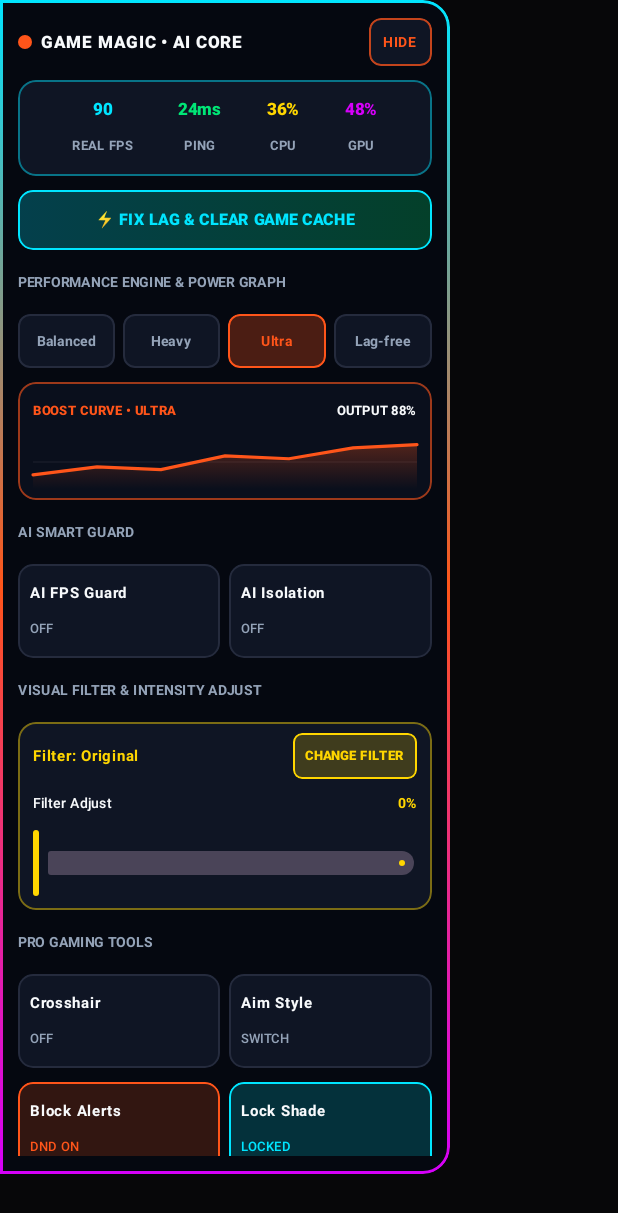
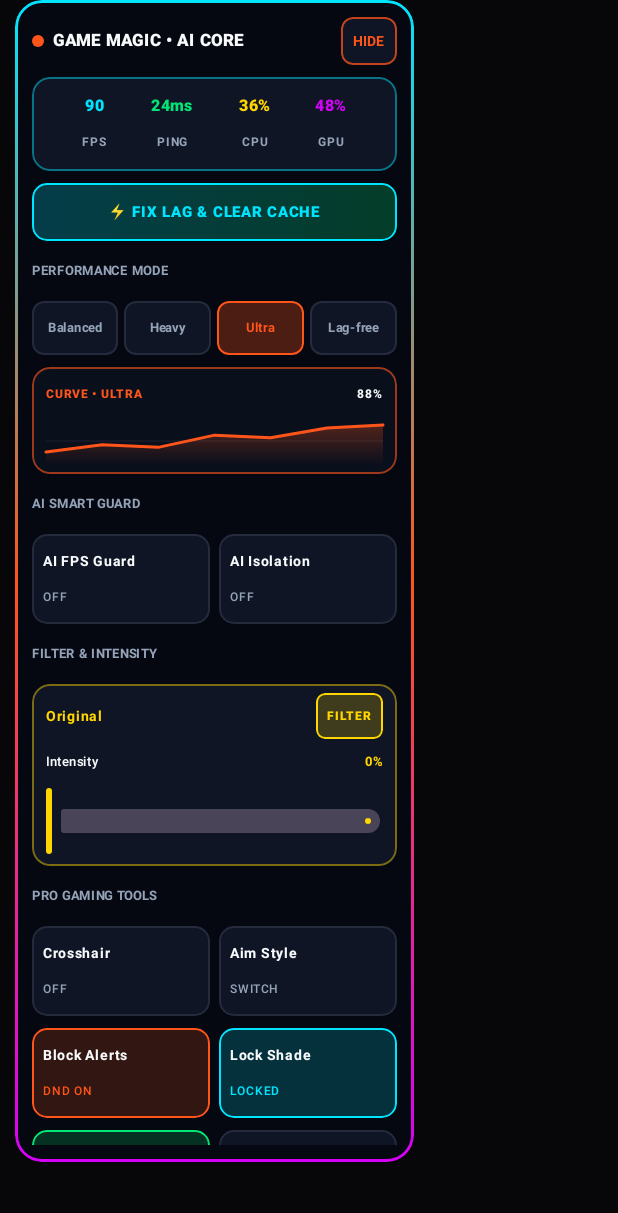
Before and after one commit to coolcrazy4419-ai/Game-magic, an Android app built with Jetpack Compose: the composable CompactSwipeUpSidebar called with empty values, on a phone screen of 412 x 824 dp. Shown: the top 1213 px of the screen. Run offline under Robolectric (Android 15) with nearby library versions, the phone set to English and light mode, and no system bars.

Commit message:
Update CompactSwipeUpSidebar.kt

```diff
--- a/app/src/main/java/com/example/ui/components/CompactSwipeUpSidebar.kt
+++ b/app/src/main/java/com/example/ui/components/CompactSwipeUpSidebar.kt
@@ -61,32 +61,34 @@ sealed interface ProSidebarAction {
 }
 
 object CyberSoundPlayer {
+    private const val SOFT_VOLUME = 28
+
     fun playModeSound(modeIndex: Int) {
         try {
-            val tg = ToneGenerator(AudioManager.STREAM_MUSIC, 100)
+            val tg = ToneGenerator(AudioManager.STREAM_MUSIC, SOFT_VOLUME)
             val tone = when (modeIndex) {
                 0 -> ToneGenerator.TONE_PROP_ACK
                 1 -> ToneGenerator.TONE_PROP_BEEP2
-                2 -> ToneGenerator.TONE_CDMA_HIGH_L
-                else -> ToneGenerator.TONE_CDMA_EMERGENCY_RINGBACK
+                2 -> ToneGenerator.TONE_PROP_BEEP
+                else -> ToneGenerator.TONE_PROP_ACK
             }
-            tg.startTone(tone, 180)
+            tg.startTone(tone, 110)
         } catch (_: Exception) {
         }
     }
 
     fun playLaunchTurbineSound() {
         try {
-            val tg = ToneGenerator(AudioManager.STREAM_MUSIC, 100)
-            tg.startTone(ToneGenerator.TONE_CDMA_EMERGENCY_RINGBACK, 260)
+            val tg = ToneGenerator(AudioManager.STREAM_MUSIC, SOFT_VOLUME)
+            tg.startTone(ToneGenerator.TONE_PROP_BEEP2, 150)
         } catch (_: Exception) {
         }
     }
 
     fun playAppStartupSound() {
         try {
-            val tg = ToneGenerator(AudioManager.STREAM_MUSIC, 100)
-            tg.startTone(ToneGenerator.TONE_PROP_BEEP2, 200)
+            val tg = ToneGenerator(AudioManager.STREAM_MUSIC, SOFT_VOLUME)
+            tg.startTone(ToneGenerator.TONE_PROP_ACK, 130)
         } catch (_: Exception) {
         }
     }
@@ -118,7 +120,7 @@ fun CompactSwipeUpSidebar(
     val modeColors = listOf(neonGreen, neonCyan, neonOrange, neonPurple)
     val activeModeColor by animateColorAsState(
         targetValue = modeColors[rmState.perfMode.ordinal % modeColors.size],
-        animationSpec = tween(220),
+        animationSpec = tween(180),
         label = "modeColor"
     )
 
@@ -128,14 +130,15 @@ fun CompactSwipeUpSidebar(
 
     Column(
         modifier = Modifier
-            .width(300.dp)
-            .fillMaxHeight(0.95f)
-            .clip(RoundedCornerShape(topEnd = 18.dp, bottomEnd = 18.dp))
+            .width(276.dp)
+            .fillMaxHeight(0.94f)
+            .padding(start = 10.dp)
+            .clip(RoundedCornerShape(18.dp))
             .background(bgCard)
-            .border(1.6.dp, futuristicBorder, RoundedCornerShape(topEnd = 18.dp, bottomEnd = 18.dp))
-            .padding(12.dp)
+            .border(1.5.dp, futuristicBorder, RoundedCornerShape(18.dp))
+            .padding(11.dp)
             .verticalScroll(rememberScrollState()),
-        verticalArrangement = Arrangement.spacedBy(9.dp)
+        verticalArrangement = Arrangement.spacedBy(8.dp)
     ) {
         Row(
             modifier = Modifier.fillMaxWidth(),
@@ -145,15 +148,17 @@ fun CompactSwipeUpSidebar(
             Row(verticalAlignment = Alignment.CenterVertically, horizontalArrangement = Arrangement.spacedBy(6.dp)) {
                 Box(
                     modifier = Modifier
-                        .size(9.dp)
+                        .size(8.dp)
                         .clip(CircleShape)
                         .background(activeModeColor)
                 )
                 Text(
                     text = "GAME MAGIC • AI CORE",
                     color = textPrimary,
-                    fontSize = 11.5.sp,
-                    fontWeight = FontWeight.Black
+                    fontSize = 11.sp,
+                    fontWeight = FontWeight.Black,
+                    maxLines = 1,
+                    overflow = TextOverflow.Ellipsis
                 )
             }
             Box(
@@ -162,9 +167,9 @@ fun CompactSwipeUpSidebar(
                     .background(tileBg)
                     .border(0.9.dp, neonOrange.copy(alpha = 0.75f), RoundedCornerShape(8.dp))
                     .clickable { onClose() }
-                    .padding(horizontal = 9.dp, vertical = 4.dp)
+                    .padding(horizontal = 8.dp, vertical = 4.dp)
             ) {
-                Text("HIDE", color = neonOrange, fontSize = 9.5.sp, fontWeight = FontWeight.Bold)
+                Text("HIDE", color = neonOrange, fontSize = 9.sp, fontWeight = FontWeight.Bold)
             }
         }
 
@@ -174,10 +179,10 @@ fun CompactSwipeUpSidebar(
                 .clip(RoundedCornerShape(12.dp))
                 .background(tileBg)
                 .border(0.9.dp, neonCyan.copy(alpha = 0.45f), RoundedCornerShape(12.dp))
-                .padding(vertical = 8.dp, horizontal = 6.dp),
+                .padding(vertical = 7.dp, horizontal = 4.dp),
             horizontalArrangement = Arrangement.SpaceEvenly
         ) {
-            StatBadge("REAL FPS", "$displayFps", neonCyan)
+            StatBadge("FPS", "$displayFps", neonCyan)
             StatBadge("PING", "${hw.pingMs}ms", neonGreen)
             StatBadge("CPU", "${hw.cpuPercent}%", neonGold)
             StatBadge("GPU", "${hw.gpuPercent}%", neonPurple)
@@ -189,19 +194,21 @@ fun CompactSwipeUpSidebar(
                 .clip(RoundedCornerShape(10.dp))
                 .background(
                     Brush.horizontalGradient(
-                        listOf(neonCyan.copy(alpha = 0.25f), neonGreen.copy(alpha = 0.25f))
+                        listOf(neonCyan.copy(alpha = 0.24f), neonGreen.copy(alpha = 0.24f))
                     )
                 )
-                .border(1.2.dp, neonCyan, RoundedCornerShape(10.dp))
+                .border(1.1.dp, neonCyan, RoundedCornerShape(10.dp))
                 .clickable { onAction(ProSidebarAction.FixLagNow) }
-                .padding(vertical = 8.dp, horizontal = 10.dp),
+                .padding(vertical = 7.dp, horizontal = 8.dp),
             contentAlignment = Alignment.Center
         ) {
             Text(
-                text = "⚡ FIX LAG & CLEAR GAME CACHE",
+                text = "⚡ FIX LAG & CLEAR CACHE",
                 color = neonCyan,
-                fontSize = 10.5.sp,
-                fontWeight = FontWeight.Black
+                fontSize = 10.sp,
+                fontWeight = FontWeight.Black,
+                maxLines = 1,
+                overflow = TextOverflow.Ellipsis
             )
         }
 
@@ -215,14 +222,14 @@ fun CompactSwipeUpSidebar(
                     .padding(vertical = 5.dp, horizontal = 8.dp),
                 contentAlignment = Alignment.Center
             ) {
-                Text(boostReadout, color = neonGreen, fontSize = 10.sp, fontWeight = FontWeight.Bold)
+                Text(boostReadout, color = neonGreen, fontSize = 9.5.sp, fontWeight = FontWeight.Bold)
             }
         }
 
-        Text("PERFORMANCE ENGINE & POWER GRAPH", color = textMuted, fontSize = 9.sp, fontWeight = FontWeight.Bold)
+        Text("PERFORMANCE MODE", color = textMuted, fontSize = 8.5.sp, fontWeight = FontWeight.Bold)
         Row(
             modifier = Modifier.fillMaxWidth(),
-            horizontalArrangement = Arrangement.spacedBy(5.dp)
+            horizontalArrangement = Arrangement.spacedBy(4.dp)
         ) {
             RedMagicPerfMode.entries.forEachIndexed { idx, mode ->
                 val selected = rmState.perfMode == mode
@@ -233,7 +240,7 @@ fun CompactSwipeUpSidebar(
                         .clip(RoundedCornerShape(8.dp))
                         .background(if (selected) mColor.copy(alpha = 0.28f) else tileBg)
                         .border(
-                            width = if (selected) 1.3.dp else 0.7.dp,
+                            width = if (selected) 1.2.dp else 0.7.dp,
                             color = if (selected) mColor else Color(0xFF252B3D),
                             shape = RoundedCornerShape(8.dp)
                         )
@@ -241,13 +248,13 @@ fun CompactSwipeUpSidebar(
                             CyberSoundPlayer.playModeSound(idx)
                             onAction(ProSidebarAction.SetPerfMode(mode))
                         }
-                        .padding(vertical = 6.dp),
+                        .padding(vertical = 6.dp, horizontal = 2.dp),
                     contentAlignment = Alignment.Center
                 ) {
                     Text(
                         text = mode.label,
                         color = if (selected) mColor else textMuted,
-                        fontSize = 9.sp,
+                        fontSize = 8.5.sp,
                         fontWeight = FontWeight.Bold,
                         maxLines = 1,
                         overflow = TextOverflow.Ellipsis
@@ -262,7 +269,7 @@ fun CompactSwipeUpSidebar(
             accentColor = activeModeColor
         )
 
-        Text("AI SMART GUARD", color = textMuted, fontSize = 9.sp, fontWeight = FontWeight.Bold)
+        Text("AI SMART GUARD", color = textMuted, fontSize = 8.5.sp, fontWeight = FontWeight.Bold)
         Row(Modifier.fillMaxWidth(), horizontalArrangement = Arrangement.spacedBy(6.dp)) {
             ToggleTile(
                 modifier = Modifier.weight(1f),
@@ -281,15 +288,15 @@ fun CompactSwipeUpSidebar(
             ) { onAction(ProSidebarAction.ToggleAiIsolation(!rmState.aiIsolation)) }
         }
 
-        Text("VISUAL FILTER & INTENSITY ADJUST", color = textMuted, fontSize = 9.sp, fontWeight = FontWeight.Bold)
+        Text("FILTER & INTENSITY", color = textMuted, fontSize = 8.5.sp, fontWeight = FontWeight.Bold)
         Column(
             modifier = Modifier
                 .fillMaxWidth()
                 .clip(RoundedCornerShape(12.dp))
                 .background(tileBg)
                 .border(0.9.dp, neonGold.copy(alpha = 0.45f), RoundedCornerShape(12.dp))
-                .padding(horizontal = 10.dp, vertical = 7.dp),
-            verticalArrangement = Arrangement.spacedBy(4.dp)
+                .padding(horizontal = 9.dp, vertical = 6.dp),
+            verticalArrangement = Arrangement.spacedBy(3.dp)
         ) {
             Row(
                 modifier = Modifier.fillMaxWidth(),
@@ -297,10 +304,12 @@ fun CompactSwipeUpSidebar(
                 verticalAlignment = Alignment.CenterVertically
             ) {
                 Text(
-                    text = "Filter: ${rmState.filter.label}",
+                    text = rmState.filter.label,
                     color = neonGold,
-                    fontSize = 10.sp,
-                    fontWeight = FontWeight.Bold
+                    fontSize = 9.5.sp,
+                    fontWeight = FontWeight.Bold,
+                    maxLines = 1,
+                    overflow = TextOverflow.Ellipsis
                 )
                 Box(
                     modifier = Modifier
@@ -308,15 +317,15 @@ fun CompactSwipeUpSidebar(
                         .background(neonGold.copy(alpha = 0.2f))
                         .border(0.8.dp, neonGold, RoundedCornerShape(6.dp))
                         .clickable { onAction(ProSidebarAction.CycleFilter) }
-                        .padding(horizontal = 8.dp, vertical = 3.dp)
+                        .padding(horizontal = 7.dp, vertical = 3.dp)
                 ) {
-                    Text("CHANGE FILTER", color = neonGold, fontSize = 8.5.sp, fontWeight = FontWeight.Black)
+                    Text("FILTER", color = neonGold, fontSize = 8.sp, fontWeight = FontWeight.Black)
                 }
             }
 
             Row(Modifier.fillMaxWidth(), horizontalArrangement = Arrangement.SpaceBetween) {
-                Text("Filter Adjust", color = textPrimary, fontSize = 9.sp, fontWeight = FontWeight.SemiBold)
-                Text("${(filterIntensity * 100).toInt()}%", color = neonGold, fontSize = 9.sp, fontWeight = FontWeight.Bold)
+                Text("Intensity", color = textPrimary, fontSize = 8.5.sp, fontWeight = FontWeight.SemiBold)
+                Text("${(filterIntensity * 100).toInt()}%", color = neonGold, fontSize = 8.5.sp, fontWeight = FontWeight.Bold)
             }
             Slider(
                 value = filterIntensity,
@@ -325,7 +334,7 @@ fun CompactSwipeUpSidebar(
             )
         }
 
-        Text("PRO GAMING TOOLS", color = textMuted, fontSize = 9.sp, fontWeight = FontWeight.Bold)
+        Text("PRO GAMING TOOLS", color = textMuted, fontSize = 8.5.sp, fontWeight = FontWeight.Bold)
 
         Row(Modifier.fillMaxWidth(), horizontalArrangement = Arrangement.spacedBy(6.dp)) {
             ToggleTile(
@@ -435,8 +444,8 @@ fun CompactSwipeUpSidebar(
             ) { onAction(ProSidebarAction.ToggleMiniFpsCounter(!rmState.showMiniFpsCounter)) }
         }
 
-        Text("QUICK FLOATING APPS", color = textMuted, fontSize = 9.sp, fontWeight = FontWeight.Bold)
-        Row(Modifier.fillMaxWidth(), horizontalArrangement = Arrangement.spacedBy(6.dp)) {
+        Text("QUICK FLOATING APPS", color = textMuted, fontSize = 8.5.sp, fontWeight = FontWeight.Bold)
+        Row(Modifier.fillMaxWidth(), horizontalArrangement = Arrangement.spacedBy(5.dp)) {
             QuickAppChip(Modifier.weight(1f), "WhatsApp", neonGreen) {
                 onAction(ProSidebarAction.LaunchFloatingApp("com.whatsapp"))
             }
@@ -454,11 +463,11 @@ fun CompactSwipeUpSidebar(
                 .clip(RoundedCornerShape(12.dp))
                 .background(tileBg)
                 .border(0.8.dp, neonPurple.copy(alpha = 0.45f), RoundedCornerShape(12.dp))
-                .padding(horizontal = 10.dp, vertical = 6.dp)
+                .padding(horizontal = 9.dp, vertical = 6.dp)
         ) {
             Row(Modifier.fillMaxWidth(), horizontalArrangement = Arrangement.SpaceBetween) {
-                Text("Touch Sensitivity", color = textPrimary, fontSize = 9.5.sp, fontWeight = FontWeight.SemiBold)
-                Text("${(rmState.touchSensitivity * 100).toInt()}%", color = neonCyan, fontSize = 9.5.sp, fontWeight = FontWeight.Bold)
+                Text("Touch Sensitivity", color = textPrimary, fontSize = 9.sp, fontWeight = FontWeight.SemiBold)
+                Text("${(rmState.touchSensitivity * 100).toInt()}%", color = neonCyan, fontSize = 9.sp, fontWeight = FontWeight.Bold)
             }
             Slider(
                 value = rmState.touchSensitivity,
@@ -467,8 +476,8 @@ fun CompactSwipeUpSidebar(
             )
 
             Row(Modifier.fillMaxWidth(), horizontalArrangement = Arrangement.SpaceBetween) {
-                Text("Touch Response", color = textPrimary, fontSize = 9.5.sp, fontWeight = FontWeight.SemiBold)
-                Text("${(rmState.touchResponse * 100).toInt()}%", color = neonOrange, fontSize = 9.5.sp, fontWeight = FontWeight.Bold)
+                Text("Touch Response", color = textPrimary, fontSize = 9.sp, fontWeight = FontWeight.SemiBold)
+                Text("${(rmState.touchResponse * 100).toInt()}%", color = neonOrange, fontSize = 9.sp, fontWeight = FontWeight.Bold)
             }
             Slider(
                 value = rmState.touchResponse,
@@ -492,7 +501,7 @@ private fun ModePowerGraphCard(
             2 -> 0.88f
             else -> 1.0f
         },
-        animationSpec = tween(280, easing = FastOutSlowInEasing),
+        animationSpec = tween(220, easing = FastOutSlowInEasing),
         label = "powerLevel"
     )
 
@@ -502,23 +511,25 @@ private fun ModePowerGraphCard(
             .clip(RoundedCornerShape(12.dp))
             .background(Color(0xFF0A0F1C))
             .border(1.dp, accentColor.copy(alpha = 0.6f), RoundedCornerShape(12.dp))
-            .padding(horizontal = 10.dp, vertical = 7.dp),
-        verticalArrangement = Arrangement.spacedBy(4.dp)
+            .padding(horizontal = 9.dp, vertical = 6.dp),
+        verticalArrangement = Arrangement.spacedBy(3.dp)
     ) {
         Row(
             modifier = Modifier.fillMaxWidth(),
             horizontalArrangement = Arrangement.SpaceBetween
         ) {
             Text(
-                text = "BOOST CURVE • ${modeName.uppercase()}",
+                text = "CURVE • ${modeName.uppercase()}",
                 color = accentColor,
-                fontSize = 8.5.sp,
-                fontWeight = FontWeight.Black
+                fontSize = 8.sp,
+                fontWeight = FontWeight.Black,
+                maxLines = 1,
+                overflow = TextOverflow.Ellipsis
             )
             Text(
-                text = "OUTPUT ${(targetPower * 100).toInt()}%",
+                text = "${(targetPower * 100).toInt()}%",
                 color = Color(0xFFF8FAFC),
-                fontSize = 8.5.sp,
+                fontSize = 8.sp,
                 fontWeight = FontWeight.Bold
             )
         }
@@ -526,7 +537,7 @@ private fun ModePowerGraphCard(
         Canvas(
             modifier = Modifier
                 .fillMaxWidth()
-                .height(36.dp)
+                .height(32.dp)
         ) {
             val w = size.width
             val h = size.height
@@ -568,7 +579,7 @@ private fun ModePowerGraphCard(
             drawPath(
                 path = path,
                 color = accentColor,
-                style = Stroke(width = 3.2f, cap = StrokeCap.Round)
+                style = Stroke(width = 3f, cap = StrokeCap.Round)
             )
         }
     }
@@ -577,8 +588,8 @@ private fun ModePowerGraphCard(
 @Composable
 private fun StatBadge(label: String, value: String, valueColor: Color) {
     Column(horizontalAlignment = Alignment.CenterHorizontally) {
-        Text(value, color = valueColor, fontSize = 11.sp, fontWeight = FontWeight.Black)
-        Text(label, color = Color(0xFF94A3B8), fontSize = 8.5.sp, fontWeight = FontWeight.Bold)
+        Text(value, color = valueColor, fontSize = 10.5.sp, fontWeight = FontWeight.Black)
+        Text(label, color = Color(0xFF94A3B8), fontSize = 8.sp, fontWeight = FontWeight.Bold)
     }
 }
 
@@ -601,15 +612,23 @@ private fun ToggleTile(
                 shape = RoundedCornerShape(10.dp)
             )
             .clickable { onClick() }
-            .padding(horizontal = 8.dp, vertical = 7.dp)
+            .padding(horizontal = 7.dp, vertical = 6.dp)
     ) {
-        Text(title, color = Color(0xFFF8FAFC), fontSize = 10.sp, fontWeight = FontWeight.Bold, maxLines = 1)
+        Text(
+            title,
+            color = Color(0xFFF8FAFC),
+            fontSize = 9.5.sp,
+            fontWeight = FontWeight.Bold,
+            maxLines = 1,
+            overflow = TextOverflow.Ellipsis
+        )
         Text(
             subtitle,
             color = if (active) accent else Color(0xFF94A3B8),
-            fontSize = 8.5.sp,
+            fontSize = 8.sp,
             fontWeight = FontWeight.SemiBold,
-            maxLines = 1
+            maxLines = 1,
+            overflow = TextOverflow.Ellipsis
         )
     }
 }
@@ -627,9 +646,16 @@ private fun QuickAppChip(
             .background(Color(0xFF0F1524))
             .border(0.9.dp, accent.copy(alpha = 0.6f), RoundedCornerShape(8.dp))
             .clickable { onClick() }
-            .padding(vertical = 6.dp),
+            .padding(vertical = 6.dp, horizontal = 3.dp),
         contentAlignment = Alignment.Center
     ) {
-        Text(label, color = accent, fontSize = 9.sp, fontWeight = FontWeight.Bold)
+        Text(
+            label,
+            color = accent,
+            fontSize = 8.5.sp,
+            fontWeight = FontWeight.Bold,
+            maxLines = 1,
+            overflow = TextOverflow.Ellipsis
+        )
     }
 }
```
